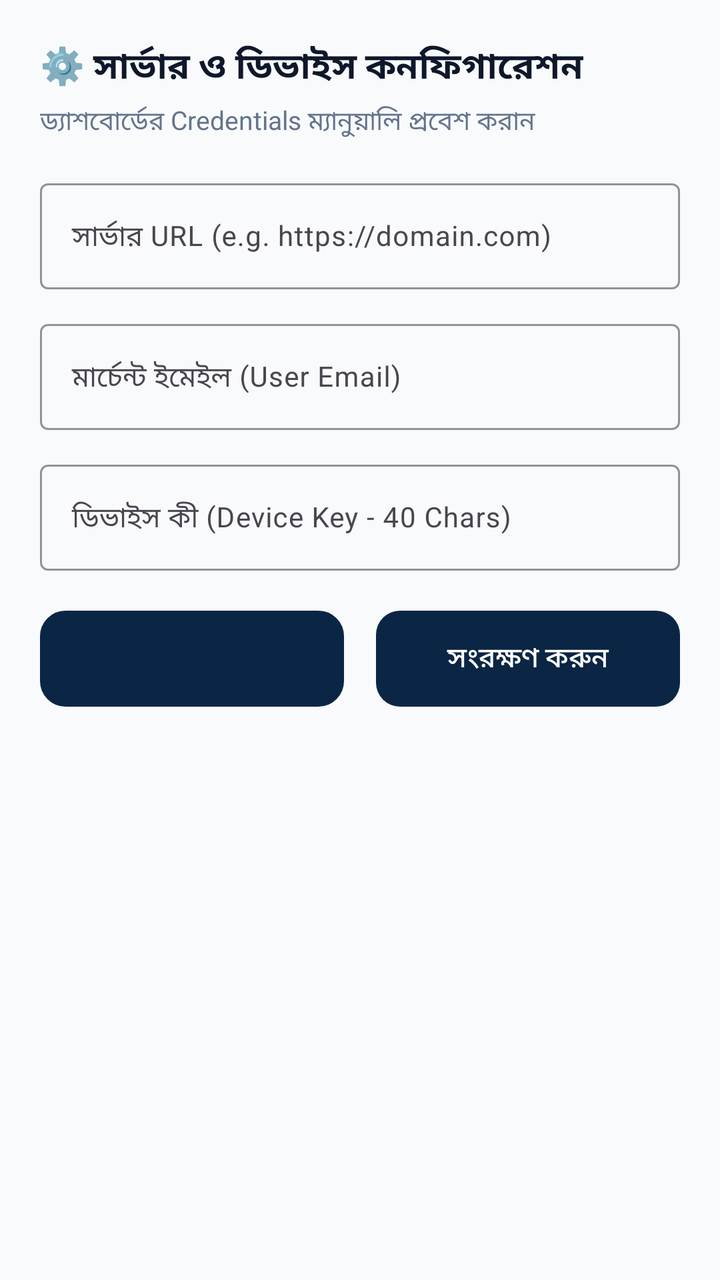
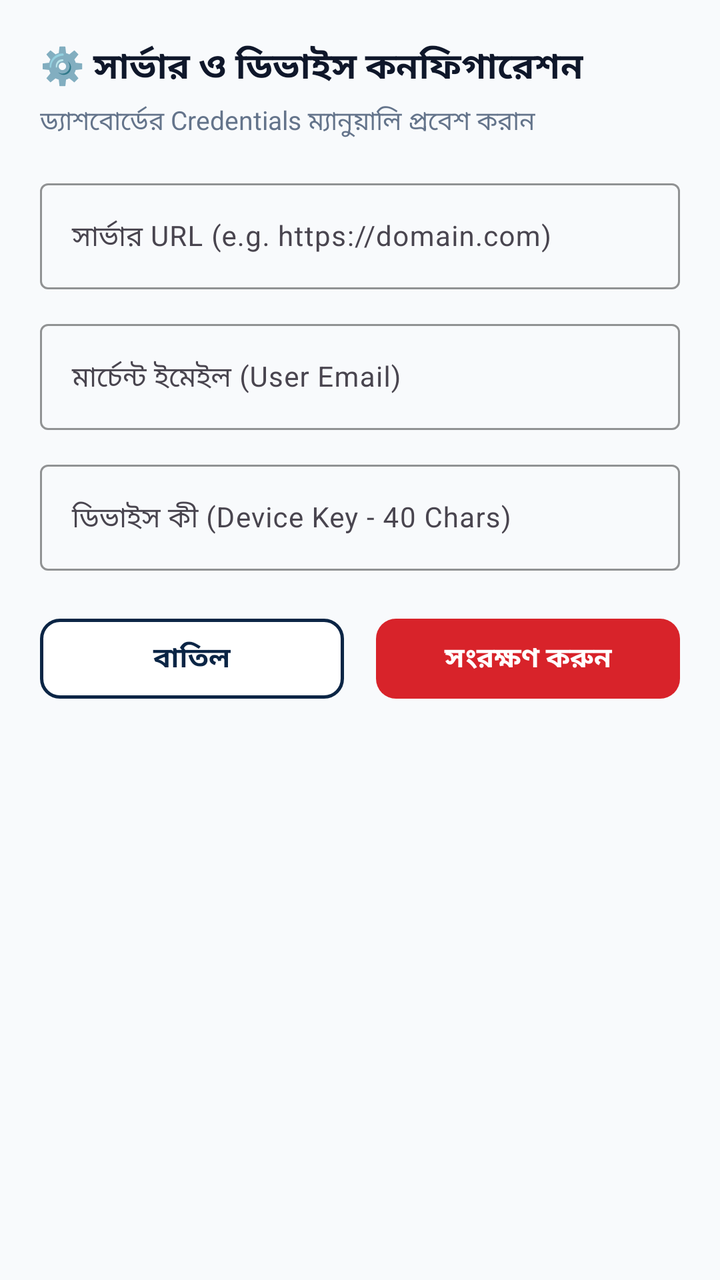

Two renders of the same Android screen: before a commit and after it. Below are the layout's source before the change and the commit's diff.
<!-- AndroidManifest.xml: application theme Theme.SohagOnlinePayment -->
<!-- res/layout/dialog_settings.xml -->
<?xml version="1.0" encoding="utf-8"?>
<LinearLayout xmlns:android="http://schemas.android.com/apk/res/android"
    xmlns:app="http://schemas.android.com/apk/res-auto"
    android:layout_width="match_parent"
    android:layout_height="wrap_content"
    android:orientation="vertical"
    android:padding="20dp">

    <TextView
        android:layout_width="wrap_content"
        android:layout_height="wrap_content"
        android:text="⚙️ সার্ভার ও ডিভাইস কনফিগারেশন"
        android:textColor="@color/text_title"
        android:textSize="18sp"
        android:textStyle="bold" />

    <TextView
        android:layout_width="wrap_content"
        android:layout_height="wrap_content"
        android:layout_marginTop="4dp"
        android:text="ড্যাশবোর্ডের Credentials ম্যানুয়ালি প্রবেশ করান"
        android:textColor="@color/text_muted"
        android:textSize="13sp" />

    
    <com.google.android.material.textfield.TextInputLayout
        android:layout_width="match_parent"
        android:layout_height="wrap_content"
        android:layout_marginTop="16dp"
        android:hint="সার্ভার URL (e.g. https://domain.com)"
        app:boxStrokeColor="@color/primary_navy">

        <com.google.android.material.textfield.TextInputEditText
            android:id="@+id/etServerUrl"
            android:layout_width="match_parent"
            android:layout_height="wrap_content"
            android:inputType="textUri"
            android:textSize="14sp" />
    </com.google.android.material.textfield.TextInputLayout>

    
    <com.google.android.material.textfield.TextInputLayout
        android:layout_width="match_parent"
        android:layout_height="wrap_content"
        android:layout_marginTop="12dp"
        android:hint="মার্চেন্ট ইমেইল (User Email)"
        app:boxStrokeColor="@color/primary_navy">

        <com.google.android.material.textfield.TextInputEditText
            android:id="@+id/etUserEmail"
            android:layout_width="match_parent"
            android:layout_height="wrap_content"
            android:inputType="textEmailAddress"
            android:textSize="14sp" />
    </com.google.android.material.textfield.TextInputLayout>

    
    <com.google.android.material.textfield.TextInputLayout
        android:layout_width="match_parent"
        android:layout_height="wrap_content"
        android:layout_marginTop="12dp"
        android:hint="ডিভাইস কী (Device Key - 40 Chars)"
        app:boxStrokeColor="@color/primary_navy">

        <com.google.android.material.textfield.TextInputEditText
            android:id="@+id/etDeviceKey"
            android:layout_width="match_parent"
            android:layout_height="wrap_content"
            android:inputType="text"
            android:textSize="14sp" />
    </com.google.android.material.textfield.TextInputLayout>

    <LinearLayout
        android:layout_width="match_parent"
        android:layout_height="wrap_content"
        android:layout_marginTop="20dp"
        android:orientation="horizontal">

        <Button
            android:id="@+id/btnCancel"
            android:layout_width="0dp"
            android:layout_height="48dp"
            android:layout_marginEnd="8dp"
            android:layout_weight="1"
            android:background="@drawable/btn_outline"
            android:text="বাতিল"
            android:textColor="@color/primary_navy" />

        <Button
            android:id="@+id/btnSave"
            android:layout_width="0dp"
            android:layout_height="48dp"
            android:layout_marginStart="8dp"
            android:layout_weight="1"
            android:background="@drawable/btn_accent"
            android:text="সংরক্ষণ করুন"
            android:textColor="@color/text_white" />
    </LinearLayout>

</LinearLayout>
<!-- resources referenced by this layout -->
<resources>
  <color name="primary_navy">#0B2545</color>
  <color name="text_muted">#64748B</color>
  <color name="text_title">#0F172A</color>
  <color name="text_white">#FFFFFF</color>
  <!-- drawable btn_accent (drawable) -->
  <?xml version="1.0" encoding="utf-8"?>
  <ripple xmlns:android="http://schemas.android.com/apk/res/android"
      android:color="#40FFFFFF">
      <item>
          <shape>
              <gradient
                  android:angle="45"
                  android:startColor="@color/accent_red_dark"
                  android:endColor="@color/accent_red" />
              <corners android:radius="12dp" />
          </shape>
      </item>
  </ripple>
  <!-- drawable btn_outline (drawable) -->
  <?xml version="1.0" encoding="utf-8"?>
  <ripple xmlns:android="http://schemas.android.com/apk/res/android"
      android:color="#200B2545">
      <item>
          <shape>
              <solid android:color="@color/surface_white" />
              <corners android:radius="12dp" />
              <stroke android:width="1.5dp" android:color="@color/primary_navy" />
          </shape>
      </item>
  </ripple>
  <style name="Theme.SohagOnlinePayment" parent="Theme.Material3.Light.NoActionBar">
          <item name="colorPrimary">@color/primary_navy</item>
          <item name="colorPrimaryDark">@color/primary_navy_dark</item>
          <item name="colorSecondary">@color/accent_red</item>
          <item name="android:statusBarColor">@color/primary_navy_dark</item>
          <item name="android:windowLightStatusBar">false</item>
          <item name="android:windowBackground">@color/bg_light</item>
      </style>
  <color name="accent_red_dark">#B31B21</color>
  <color name="accent_red">#D8232A</color>
  <color name="surface_white">#FFFFFF</color>
  <color name="primary_navy_dark">#061528</color>
  <color name="bg_light">#F8FAFC</color>
</resources>

<!-- the commit's change to res/layout/dialog_settings.xml (unified diff, before → after) -->
@@ -76,25 +76,33 @@
         android:layout_marginTop="20dp"
         android:orientation="horizontal">
 
-        <Button
+        <com.google.android.material.button.MaterialButton
             android:id="@+id/btnCancel"
             android:layout_width="0dp"
             android:layout_height="48dp"
             android:layout_marginEnd="8dp"
             android:layout_weight="1"
-            android:background="@drawable/btn_outline"
             android:text="বাতিল"
-            android:textColor="@color/primary_navy" />
+            android:textColor="@color/primary_navy"
+            android:textSize="14sp"
+            android:textStyle="bold"
+            app:backgroundTint="@color/surface_white"
+            app:strokeColor="@color/primary_navy"
+            app:strokeWidth="1.5dp"
+            app:cornerRadius="10dp" />
 
-        <Button
+        <com.google.android.material.button.MaterialButton
             android:id="@+id/btnSave"
             android:layout_width="0dp"
             android:layout_height="48dp"
             android:layout_marginStart="8dp"
             android:layout_weight="1"
-            android:background="@drawable/btn_accent"
             android:text="সংরক্ষণ করুন"
-            android:textColor="@color/text_white" />
+            android:textColor="@color/text_white"
+            android:textSize="14sp"
+            android:textStyle="bold"
+            app:backgroundTint="@color/accent_red"
+            app:cornerRadius="10dp" />
     </LinearLayout>
 
 </LinearLayout>
<!-- resource entries referenced after the edit -->
@@ -4,32 +4,6 @@
   <color name="text_muted">#64748B</color>
   <color name="text_title">#0F172A</color>
   <color name="text_white">#FFFFFF</color>
-  <!-- drawable btn_accent (drawable) -->
-  <?xml version="1.0" encoding="utf-8"?>
-  <ripple xmlns:android="http://schemas.android.com/apk/res/android"
-      android:color="#40FFFFFF">
-      <item>
-          <shape>
-              <gradient
-                  android:angle="45"
-                  android:startColor="@color/accent_red_dark"
-                  android:endColor="@color/accent_red" />
-              <corners android:radius="12dp" />
-          </shape>
-      </item>
-  </ripple>
-  <!-- drawable btn_outline (drawable) -->
-  <?xml version="1.0" encoding="utf-8"?>
-  <ripple xmlns:android="http://schemas.android.com/apk/res/android"
-      android:color="#200B2545">
-      <item>
-          <shape>
-              <solid android:color="@color/surface_white" />
-              <corners android:radius="12dp" />
-              <stroke android:width="1.5dp" android:color="@color/primary_navy" />
-          </shape>
-      </item>
-  </ripple>
   <style name="Theme.SohagOnlinePayment" parent="Theme.Material3.Light.NoActionBar">
           <item name="colorPrimary">@color/primary_navy</item>
           <item name="colorPrimaryDark">@color/primary_navy_dark</item>
@@ -38,7 +12,6 @@
           <item name="android:windowLightStatusBar">false</item>
           <item name="android:windowBackground">@color/bg_light</item>
       </style>
-  <color name="accent_red_dark">#B31B21</color>
   <color name="accent_red">#D8232A</color>
   <color name="surface_white">#FFFFFF</color>
   <color name="primary_navy_dark">#061528</color>
